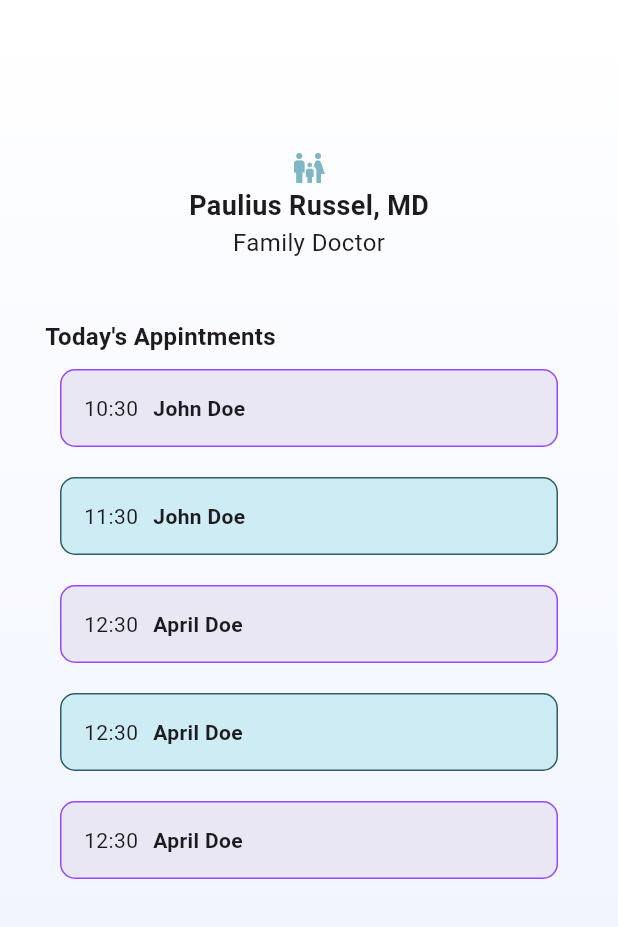
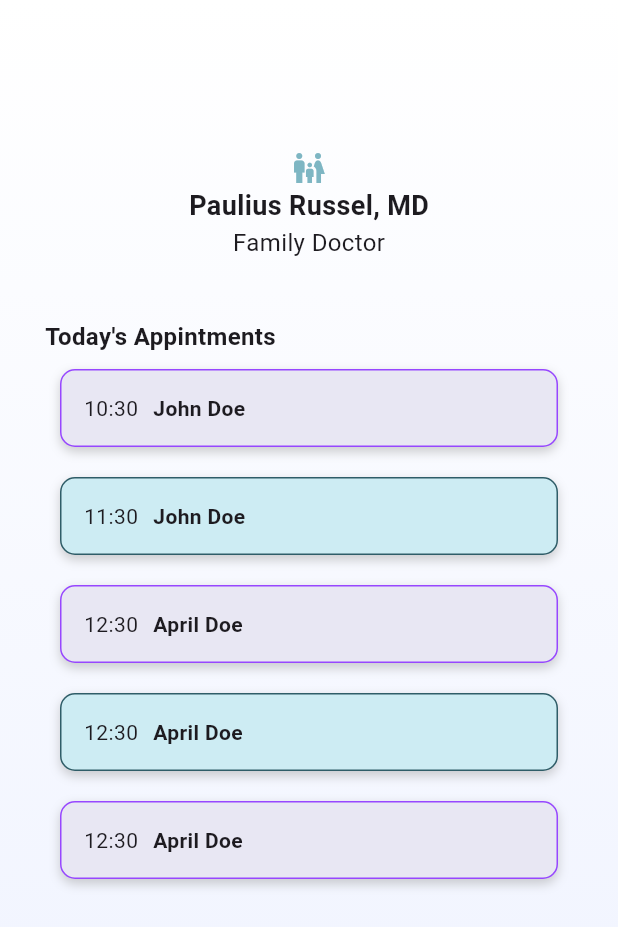
Before and after one commit to Matirix/Project_Gateway, a Flutter app: the HomePage screen opened directly, on a phone screen of 412 x 824 dp. Shown: the top 927 px of the screen. Run offline on Flutter 3.47's test engine with Material 2 defaults, Android fonts, the phone set to English and light mode, and no system bars; our stand-ins replace flutter_secure_storage, flutter_svg, speech_to_text; accounts and stored records are empty; network calls fail.

Commit message:
pushing before i pull

```diff
--- a/lib/appointment_page.dart
+++ b/lib/appointment_page.dart
@@ -47,6 +47,7 @@ class _AppointmentPageState extends State<AppointmentPage> {
   /// listen method.
   void _stopListening() async {
     await _speechToText.stop();
+    response = callOpenAI(4, widget.appointment.patient!, question: _lastWords);
     setState(() {});
   }
 
--- a/lib/home_page.dart
+++ b/lib/home_page.dart
@@ -97,6 +97,15 @@ class _HomePageState extends State<HomePage> {
                             color: index % 2 == 0
                                 ? AppColors.listItem1card
                                 : AppColors.listItem2card,
+                            boxShadow: [
+                              BoxShadow(
+                                color: Colors.grey.withOpacity(0.5),
+                                spreadRadius: 0,
+                                blurRadius: 5,
+                                offset: const Offset(
+                                    0, 3), // changes position of shadow
+                              ),
+                            ],
                           ),
                           padding: const EdgeInsets.all(15),
                           margin: const EdgeInsets.all(10),
```
Also changed, not shown: pubspec.lock.
